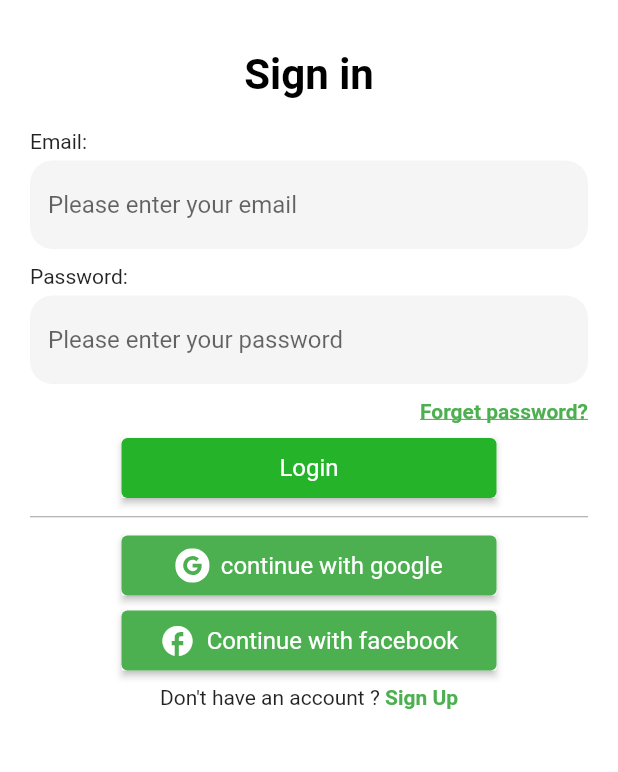
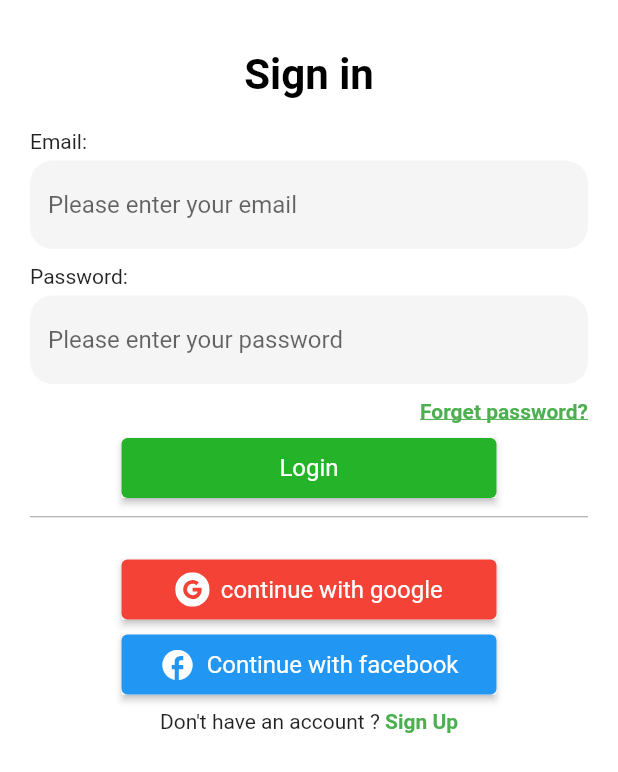
Before and after one commit to mateen-demah/pothole-detection, a Flutter app: the signup screen opened by its route, after a tap on "Sign Up", after a tap on "Sign in", on a phone screen of 412 x 824 dp. Shown: the top 772 px of the screen. Run offline on Flutter 3.47's test engine with Material 2 defaults, Android fonts, the light colour scheme and no system bars; our stand-ins replace cloud_firestore, firebase_auth, firebase_core, flutter_signin_button, flutter_svg, geolocator and 4 more; missing offline and left inert: flutter_polyline_points, google_place; accounts and stored records are empty; network calls fail.

Commit message:
google signin working but forget password mail not being sent

```diff
--- a/g4app/lib/pages/login.dart
+++ b/g4app/lib/pages/login.dart
@@ -1,5 +1,6 @@
 import 'package:flutter/material.dart';
 import 'package:flutter_signin_button/flutter_signin_button.dart';
+import 'package:g4app/pages/forgetPassword.dart';
 import 'package:g4app/services/auth.dart';
 import 'package:flutter_svg/flutter_svg.dart';
 
@@ -17,6 +18,7 @@ class _loginState extends State<login> {
   // Textfield state
   String email = "";
   var password = "";
+  String googleerrorMessage="";
 
   @override
   Widget build(BuildContext context) {
@@ -127,7 +129,9 @@ class _loginState extends State<login> {
                 ),
                 Container(
                   child: GestureDetector(
-                    onTap: () {},
+                    onTap: () {
+                      Navigator.push(context, MaterialPageRoute(builder: (context) => ForgetPassword(),));
+                    },
                     child: Align(
                       alignment: Alignment.centerRight,
                       child: Text('Forget password?',
@@ -187,7 +191,7 @@ class _loginState extends State<login> {
                 // SignInButton(Buttons.Google,
                 //     text: 'continue with google',
                 //     onPressed: () {}),
-
+                Text(googleerrorMessage,),
                 Container(
                   width: 250,
                   height: 40,
@@ -198,14 +202,19 @@ class _loginState extends State<login> {
                       style: TextButton.styleFrom(
                         padding: const EdgeInsets.fromLTRB(10, 5, 10, 5),
                         primary: Colors.white,
-                        backgroundColor: Color(0xFF4CAF50),
+                        backgroundColor: Colors.red,
                         textStyle: const TextStyle(fontSize: 16),
                       ),
                       label: Text("continue with google",),
                       // todo:add google icon
                       icon:SvgPicture.asset('assets/Vector.svg',width: 23,),
                       // icon: Icons.facebook,
-                      onPressed: () {},
+                      onPressed: () {
+                        _auth.signInWithGoogle().then((value)=>Navigator.pushReplacementNamed(context, 'home')).catchError((enError){print(enError.toString());
+                        setState(() {
+                          googleerrorMessage='Could not sign in with google...Retry';
+                        });});
+                      },
                       // backgroundColor: Color.fromARGB(255, 98, 177, 101),
                     ),
                   ),
@@ -217,6 +226,7 @@ class _loginState extends State<login> {
                 Container(
                   width: 250,
                   height: 40,
+                  // decoration: OutlinedBorder(),
 
                   child: Material(
                     elevation: 2,
@@ -224,7 +234,7 @@ class _loginState extends State<login> {
                       style: TextButton.styleFrom(
                         padding: const EdgeInsets.fromLTRB(10, 5, 10, 5),
                         primary: Colors.white,
-                        backgroundColor: Color(0xFF4CAF50),
+                        backgroundColor: Colors.blue,
                         textStyle: const TextStyle(fontSize: 16),
                       ),
                       icon: Icon(Icons.facebook),
@@ -262,4 +272,7 @@ class _loginState extends State<login> {
   void handleSignUp(BuildContext context) {
     Navigator.pushNamed(context, '/signup');
   }
+  // void googlepush(BuildContext context){
+
+  // }
 }
--- a/g4app/lib/pages/main_map.dart
+++ b/g4app/lib/pages/main_map.dart
@@ -287,7 +287,7 @@ class _MainMapPageState extends State<MainMapPage>
 
                 ListTile(
                   onTap: () async {
-                    await _auth.signout();
+                    await _auth.signout().then((value) => Navigator.pushReplacementNamed(context, '/login'));
                     log('logged out');
                   },
                   leading: Icon(Icons.exit_to_app),
--- a/g4app/lib/pages/signup.dart
+++ b/g4app/lib/pages/signup.dart
@@ -12,8 +12,8 @@ class signup extends StatefulWidget {
 }
 
 class _signupState extends State<signup> {
-  String Firstname = "";
-  String lastname = "";
+  // String Firstname = "";
+  String username = "";
   String email="";
   var password="";
   String error ="";
@@ -46,41 +46,41 @@ class _signupState extends State<signup> {
                 //   ),
 
                 // ),
-                SizedBox(height: 10,),
-                Container(
-                  margin: EdgeInsets.all(4),
-                  child:Align(
-                    alignment: Alignment.centerLeft,
-                    child: Text('First Name:',
-                             style: TextStyle()
-                    ),
-                  ),
-                ),
-                SizedBox(
-                  height: 5,
-                ),
-                Container(child: TextField(
-                      decoration: InputDecoration(
-                        filled: true,
-                        border:OutlineInputBorder(borderRadius: BorderRadius.circular(10),
-                                borderSide: BorderSide.none),
-                        focusedBorder: OutlineInputBorder(borderSide: BorderSide(color: Colors.green),borderRadius: BorderRadius.circular(15.0)),
-                        // disabledBorder:OutlineInputBorder(borderSide: inpi),
+                // SizedBox(height: 10,),
+                // Container(
+                //   margin: EdgeInsets.all(4),
+                //   child:Align(
+                //     alignment: Alignment.centerLeft,
+                //     child: Text('First Name:',
+                //              style: TextStyle()
+                //     ),
+                //   ),
+                // ),
+                // SizedBox(
+                //   height: 5,
+                // ),
+                // Container(child: TextField(
+                //       decoration: InputDecoration(
+                //         filled: true,
+                //         border:OutlineInputBorder(borderRadius: BorderRadius.circular(10),
+                //                 borderSide: BorderSide.none),
+                //         focusedBorder: OutlineInputBorder(borderSide: BorderSide(color: Colors.green),borderRadius: BorderRadius.circular(15.0)),
+                //         // disabledBorder:OutlineInputBorder(borderSide: inpi),
 
-                         hintText: "Please enter your first name",
-                         fillColor: Colors.grey[100],
+                //          hintText: "Please enter your first name",
+                //          fillColor: Colors.grey[100],
 
-                      ),
+                //       ),
 
-                      onChanged: (value) {
-                        setState(() {
-                           Firstname = value;
-                        });
+                //       onChanged: (value) {
+                //         setState(() {
+                //            Firstname = value;
+                //         });
 
-                      },
+                //       },
 
-                    ),
-                ),
+                //     ),
+                // ),
                 SizedBox(
                   height: 10,
                 ),
@@ -88,7 +88,7 @@ class _signupState extends State<signup> {
                   margin: EdgeInsets.all(4),
                   child:Align(
                     alignment: Alignment.centerLeft,
-                    child: Text('Last Name:',
+                    child: Text('Username:',
                     ),
                   ),
 
@@ -101,12 +101,12 @@ class _signupState extends State<signup> {
                         filled: true,
                         border:OutlineInputBorder(borderRadius: BorderRadius.circular(10),borderSide: BorderSide.none),
                         focusedBorder:OutlineInputBorder(borderSide: BorderSide(color: Colors.green),borderRadius: BorderRadius.circular(15.0)),
-                         hintText: "Please enter your Last name",
+                         hintText: "Please enter your username",
                          fillColor: Colors.grey[100],
                       ),
                       onChanged: (value) {
                         setState(() {
-                          lastname = value;
+                          username = value;
                         });
                       },
 
@@ -225,7 +225,7 @@ class _signupState extends State<signup> {
                       style: TextButton.styleFrom(
                         padding: const EdgeInsets.fromLTRB(10, 5, 10, 5),
                         primary: Colors.white,
-                        backgroundColor: Color(0xFF4CAF50),
+                        backgroundColor: Colors.red,
                         textStyle: const TextStyle(fontSize: 16),
                       ),
                       label: Text("continue with google",),
@@ -252,7 +252,7 @@ class _signupState extends State<signup> {
                       style: TextButton.styleFrom(
                         padding: const EdgeInsets.fromLTRB(10, 5, 10, 5),
                         primary: Colors.white,
-                        backgroundColor: Color(0xFF4CAF50),
+                        backgroundColor: Colors.blue,
                         textStyle: const TextStyle(fontSize: 16),
                       ),
                       icon: Icon(Icons.facebook),
--- a/g4app/pubspec.yaml
+++ b/g4app/pubspec.yaml
@@ -42,6 +42,8 @@ dependencies:
   google_place: ^0.4.7
   geolocator: ^9.0.1
   flutter_svg: ^1.1.4
+  google_sign_in: ^5.4.1
+  flutter_facebook_auth: ^4.4.1
 
 
 dev_dependencies:
```
Also changed, not shown: g4app/lib/pages/forgetPassword.dart (added, +112 -0 lines), g4app/lib/services/auth.dart (+58 -43 lines), g4app/assets/P.png (deleted), g4app/assets/holes.png (deleted), g4app/assets/holes.svg (deleted), g4app/assets/pothole.png (deleted), g4app/assets/potholexsm.png (deleted), g4app/assets/pp.png (deleted), g4app/pubspec.lock.
